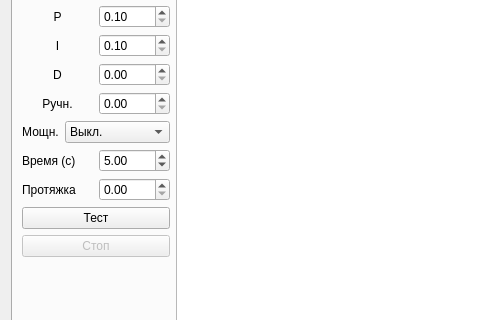
This is asec_temperature/settings.ui in lierdakil/masec as Qt 5 draws it before an edit; both pictures show x 0 to 480 and y 99 to 419 of the 684 by 512 pixel window. The edited form follows.
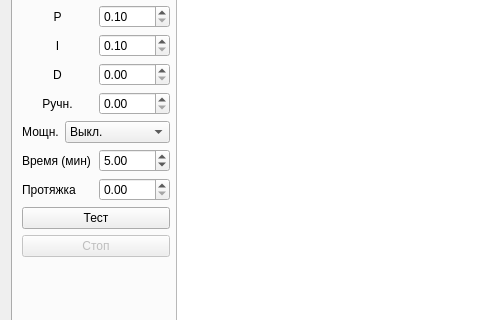
This is the edited form. The open tabs and pages were chosen to show the change.

```diff
--- a/asec_temperature/settings.ui
+++ b/asec_temperature/settings.ui
@@ -9,7 +9,7 @@
     <x>0</x>
     <y>0</y>
     <width>684</width>
-    <height>464</height>
+    <height>469</height>
    </rect>
   </property>
   <property name="sizePolicy" >
@@ -1114,7 +1114,7 @@
          <item>
           <widget class="QLabel" name="lbt_test" >
            <property name="text" >
-            <string>Время (c)</string>
+            <string>Время (мин)</string>
            </property>
           </widget>
          </item>
```
Left out of the diff: 12 changed lines with no effect on the pictures.
